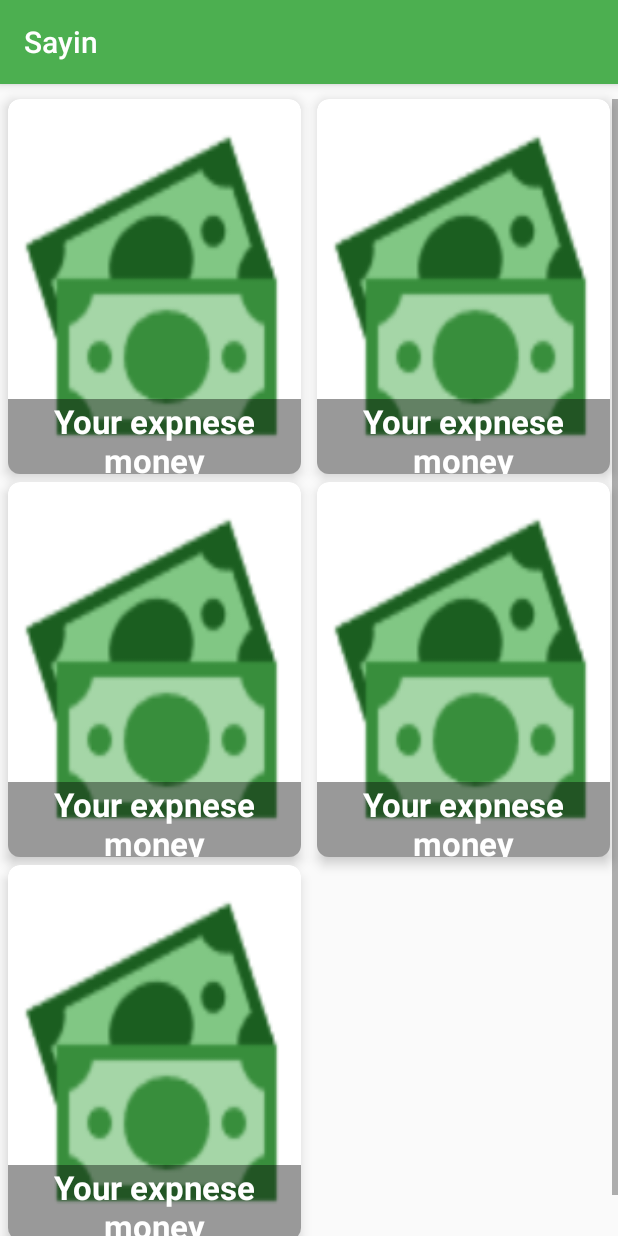
After one commit to nyinyiz/Sayin, an Android app: the ToDoActivity screen opened directly, with no data from a screen before it, on a phone screen of 412 x 824 dp. The commit adds this screen. Run offline under Robolectric (Android 15) with nearby library versions, the phone set to English and light mode, and no system bars; our stand-ins replace Picasso.

Commit message:
sayin -todo

```diff
--- a/Sayin/app/build.gradle
+++ b/Sayin/app/build.gradle
@@ -40,5 +40,6 @@ dependencies {
     compile 'com.squareup.picasso:picasso:2.5.2'
     compile 'de.hdodenhof:circleimageview:2.1.0'
     compile 'com.android.support:support-v4:25.3.1'
+    compile 'com.android.support:recyclerview-v7:25.3.1'
     testCompile 'junit:junit:4.12'
 }
--- a/Sayin/app/src/main/AndroidManifest.xml
+++ b/Sayin/app/src/main/AndroidManifest.xml
@@ -9,12 +9,14 @@
         android:roundIcon="@mipmap/ic_launcher_round"
         android:supportsRtl="true"
         android:theme="@style/AppTheme">
-        <activity android:name=".HomeActivity"
+        <activity
+            android:name=".HomeActivity"
             android:configChanges="orientation|keyboardHidden|screenSize"
             android:label="@string/title_activity_home"
             android:theme="@style/FullscreenTheme">
             <intent-filter>
                 <action android:name="android.intent.action.MAIN" />
+
                 <category android:name="android.intent.category.LAUNCHER" />
             </intent-filter>
         </activity>
@@ -24,7 +26,8 @@
             android:name=".MainActivity"
             android:configChanges="orientation|keyboardHidden|screenSize"
             android:label="@string/title_activity_home"
-            android:theme="@style/FullscreenTheme"></activity>
+            android:theme="@style/FullscreenTheme" />
+        <activity android:name=".ToDoActivity"></activity>
     </application>
 
 </manifest>
--- a/Sayin/app/src/main/java/com/example/user/sayin/HomeActivity.java
+++ b/Sayin/app/src/main/java/com/example/user/sayin/HomeActivity.java
@@ -12,7 +12,7 @@ import android.widget.TextView;
 
 public class HomeActivity extends AppCompatActivity {
 
-    TextView overall;
+    TextView overall,todo;
     private static final boolean AUTO_HIDE = true;
 
     private static final int AUTO_HIDE_DELAY_MILLIS = 3000;
@@ -75,10 +75,18 @@ public class HomeActivity extends AppCompatActivity {
         hide();
 
         overall = (TextView) findViewById(R.id.overall);
+        todo = (TextView) findViewById(R.id.todo);
         overall.setOnClickListener(new View.OnClickListener() {
             @Override
             public void onClick(View v) {
                 Intent intent = new Intent(HomeActivity.this,OverallActivity.class);
+                startActivity(intent);
+            }
+        });
+        todo.setOnClickListener(new View.OnClickListener() {
+            @Override
+            public void onClick(View v) {
+                Intent intent = new Intent(HomeActivity.this,ToDoActivity.class);
                 startActivity(intent);
             }
         });
--- /dev/null
+++ b/Sayin/app/src/main/java/com/example/user/sayin/ToDoActivity.java
@@ -0,0 +1,102 @@
+package com.example.user.sayin;
+
+import android.content.Context;
+import android.content.Intent;
+import android.content.res.Configuration;
+import android.support.v7.app.AppCompatActivity;
+import android.os.Bundle;
+import android.support.v7.widget.CardView;
+import android.support.v7.widget.GridLayoutManager;
+import android.support.v7.widget.RecyclerView;
+import android.view.LayoutInflater;
+import android.view.View;
+import android.view.ViewGroup;
+import android.widget.ImageView;
+import android.widget.TextView;
+
+import com.squareup.picasso.Picasso;
+
+import java.util.ArrayList;
+
+public class ToDoActivity extends AppCompatActivity {
+
+
+    RecyclerView recyclerView;
+    public static int image[] = {R.drawable.expense_money};
+
+    @Override
+    protected void onCreate(Bundle savedInstanceState) {
+        super.onCreate(savedInstanceState);
+        setContentView(R.layout.activity_to_do);
+
+        recyclerView = (RecyclerView) findViewById(R.id.recycler_view);
+
+        ContentAdapter adapter = new ContentAdapter(ToDoActivity.this);
+        recyclerView.setAdapter(adapter);
+        recyclerView.setHasFixedSize(true);
+        // Set padding for Tiles
+//        int tilePadding = getResources().getDimensionPixelSize(R.dimen.tile_padding);
+//        recyclerView.setPadding(tilePadding, tilePadding, tilePadding, tilePadding);
+
+        if(getResources().getConfiguration().orientation == Configuration.ORIENTATION_LANDSCAPE){
+            //Do some stuff
+            recyclerView.setLayoutManager(new GridLayoutManager(ToDoActivity.this, 3));
+        }
+        else if(getResources().getConfiguration().orientation == Configuration.ORIENTATION_PORTRAIT){
+            //Do some stuff
+            recyclerView.setLayoutManager(new GridLayoutManager(ToDoActivity.this, 2));
+        }
+    }
+
+    public static class ViewHolder extends RecyclerView.ViewHolder {
+        public ImageView picture;
+        public TextView name;
+        public CardView card_view;
+        public ViewHolder(LayoutInflater inflater, ViewGroup parent) {
+            super(inflater.inflate(R.layout.todo_single, parent, false));
+            picture = (ImageView) itemView.findViewById(R.id.tile_picture);
+            name = (TextView) itemView.findViewById(R.id.tile_title);
+            card_view= (CardView) itemView.findViewById(R.id.card_view);
+
+
+        }
+    }
+
+    public static class ContentAdapter extends RecyclerView.Adapter<ViewHolder>
+    {
+        Context context;
+        public TextView name;
+
+        public ContentAdapter(Context context) {
+            this.context= context;
+
+        }
+
+
+        @Override
+        public ToDoActivity.ViewHolder onCreateViewHolder(ViewGroup parent, int viewType) {
+            return new ViewHolder(LayoutInflater.from(parent.getContext()), parent);
+        }
+
+        @Override
+        public void onBindViewHolder(ToDoActivity.ViewHolder holder, final int position) {
+            holder.name.setText("Your expnese money");
+            Picasso.with(context)
+                    .load(R.drawable.expense_money)
+                    .into(holder.picture);
+
+            holder.card_view.setOnClickListener(new View.OnClickListener() {
+                @Override
+                public void onClick(View v) {
+
+
+                }
+            });
+        }
+
+        @Override
+        public int getItemCount() {
+            return 5;
+        }
+    }
+}
--- a/Sayin/app/src/main/res/layout/activity_home.xml
+++ b/Sayin/app/src/main/res/layout/activity_home.xml
@@ -109,6 +109,7 @@
                         android:foreground="?attr/selectableItemBackground">
 
                         <TextView
+                            android:id="@+id/todo"
                             android:layout_width="match_parent"
                             android:layout_height="match_parent"
                             android:text="@string/todo"
--- /dev/null
+++ b/Sayin/app/src/main/res/layout/activity_to_do.xml
@@ -0,0 +1,20 @@
+<?xml version="1.0" encoding="utf-8"?>
+<android.support.constraint.ConstraintLayout xmlns:android="http://schemas.android.com/apk/res/android"
+    xmlns:app="http://schemas.android.com/apk/res-auto"
+    xmlns:tools="http://schemas.android.com/tools"
+    android:layout_width="match_parent"
+    android:layout_height="match_parent"
+    tools:context="com.example.user.sayin.ToDoActivity">
+
+    <android.support.v7.widget.RecyclerView
+        android:id="@+id/recycler_view"
+        android:layout_width="match_parent"
+        android:layout_height="match_parent"
+        android:clipToPadding="false"
+        android:paddingBottom="10dp"
+        android:paddingTop="10dp"
+        android:scrollbars="vertical"
+        tools:layout_editor_absoluteY="8dp"
+        tools:layout_editor_absoluteX="8dp" />
+
+</android.support.constraint.ConstraintLayout>
--- /dev/null
+++ b/Sayin/app/src/main/res/layout/todo_single.xml
@@ -0,0 +1,52 @@
+<?xml version="1.0" encoding="utf-8"?>
+<android.support.v7.widget.CardView xmlns:android="http://schemas.android.com/apk/res/android"
+    xmlns:app="http://schemas.android.com/apk/res-auto"
+    xmlns:tools="http://schemas.android.com/tools"
+    android:id="@+id/card_view"
+    android:background="?android:attr/selectableItemBackground"
+    android:padding="@dimen/tile_padding"
+    app:cardCornerRadius="8dp"
+    app:cardElevation="5dp"
+    android:elevation="5dp"
+    android:layout_width="match_parent"
+    android:layout_height="250dp"
+    android:layout_gravity="center"
+    android:layout_marginBottom="5dp"
+    android:layout_marginLeft="5dp"
+    android:layout_marginRight="5dp"
+    android:foreground="?attr/selectableItemBackground">
+
+    <RelativeLayout
+        android:layout_width="match_parent"
+        android:layout_height="wrap_content">
+
+
+        <ImageView
+            android:id="@+id/tile_picture"
+            android:layout_width="match_parent"
+            android:layout_height="match_parent"
+            android:scaleType="fitXY"
+            tools:src="@drawable/expense_money" />
+
+        <ImageView
+            android:layout_width="match_parent"
+            android:layout_height="match_parent"
+            android:alpha="0.3"
+            />
+
+        <TextView
+            android:id="@+id/tile_title"
+            android:layout_width="match_parent"
+            android:layout_height="50dp"
+            android:layout_gravity="bottom"
+            android:gravity="center"
+            android:shadowColor="@color/black"
+            android:textColor="@color/white"
+            android:textSize="22sp"
+            android:background="@color/black_overlay"
+            android:textStyle="bold"
+            tools:text="ToDo 1"
+            android:layout_alignParentBottom="true" />
+
+    </RelativeLayout>
+</android.support.v7.widget.CardView>
```
Also changed, not shown: Sayin/app/src/main/res/drawable/expense_money.png (added), Sayin/app/src/main/res/drawable/money.png (added).
